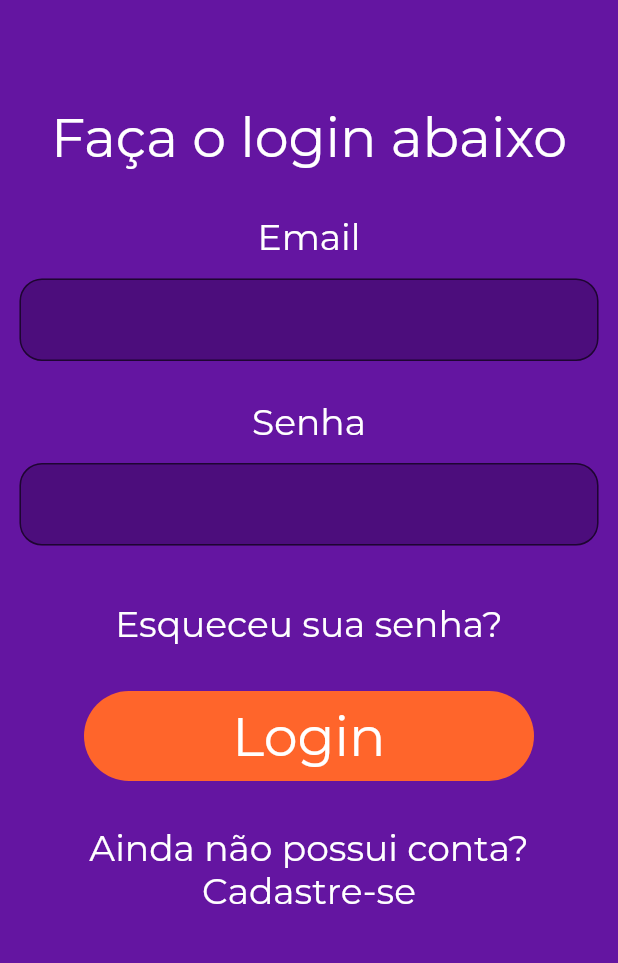
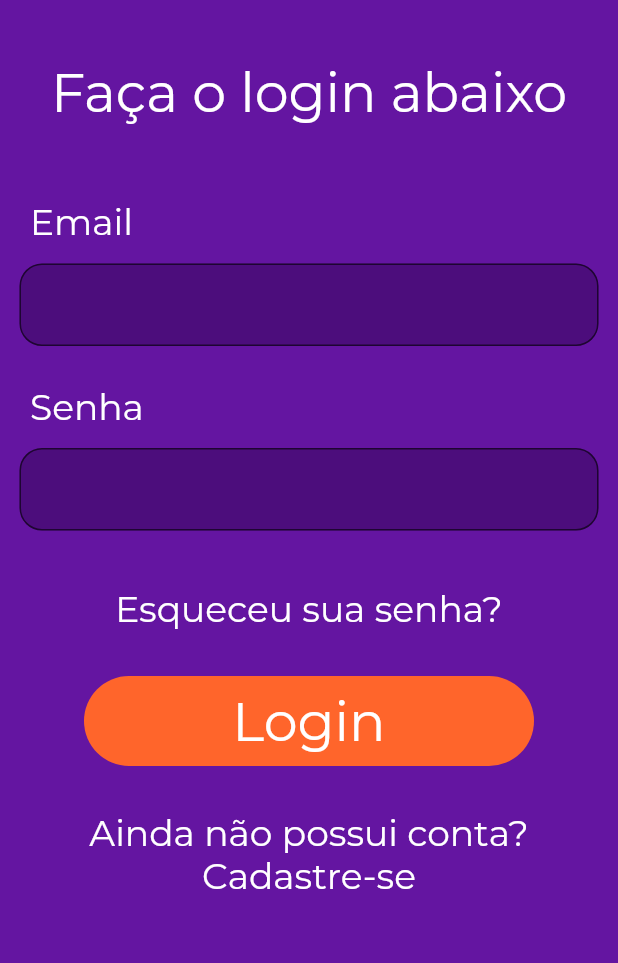
Before and after one commit to LeonardoLuisKlein/inTime, a Flutter app: the screen it shows after launch, on a phone screen of 412 x 824 dp, the part 194-1157 px from its top. Run offline on Flutter 3.47's test engine with Material 2 defaults, Android fonts, the phone set to English and light mode, and no system bars.

Commit message:
Style: adjusting label alignment for left

```diff
--- a/lib/pages/login.dart
+++ b/lib/pages/login.dart
@@ -20,7 +20,7 @@ class Login extends StatelessWidget {
               ),
             ),
             const Padding(
-              padding: EdgeInsets.only(top: 70.0, bottom: 30.0),
+              padding: EdgeInsets.only(top: 40.0, bottom: 30.0),
               child: Text(
                 "Faça o login abaixo",
                 textAlign: TextAlign.center,
@@ -30,13 +30,19 @@ class Login extends StatelessWidget {
                     color: Color.fromARGB(255, 255, 255, 255)),
               ),
             ),
-            const Text(
+            const Padding(
+              padding: EdgeInsets.only(left: 20.0, top: 20.0),
+              child: Align(
+                alignment: Alignment.centerLeft,
+                child: Text(
                   'Email',
-              textAlign: TextAlign.start,
+                  textAlign: TextAlign.left,
                   style: TextStyle(
                       fontSize: 24.0,
                       fontFamily: 'Montserrat',
                       color: Color.fromARGB(255, 255, 255, 255)),
+                ),
+              ),
             ),
             Padding(
                 padding: const EdgeInsets.all(13.0),
@@ -63,14 +69,17 @@ class Login extends StatelessWidget {
                   ),
                 )),
             const Padding(
-              padding: EdgeInsets.only(top: 13.0),
+              padding: EdgeInsets.only(left: 20.0, top: 13.00),
+              child: Align(
+                alignment: Alignment.centerLeft,
                 child: Text(
                   'Senha',
-                textAlign: TextAlign.left, // Rótulo do campo
+                  textAlign: TextAlign.left,
                   style: TextStyle(
                       fontSize: 24.0,
                       fontFamily: 'Montserrat',
                       color: Color.fromARGB(255, 255, 255, 255)),
+                ),
               ),
             ),
             Padding(
```
Lines whose indentation alone changed are shown as unchanged.
